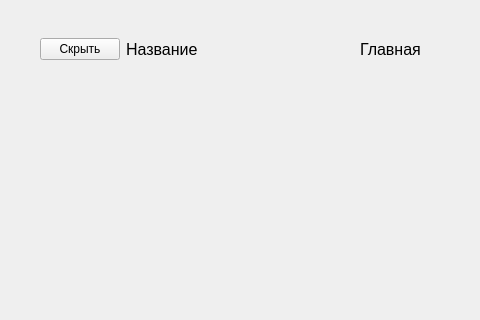
Above: VendingFranchisorDesktop/mainwindow.ui from FlerkenArtem/Vending before the change; both pictures show x 203 to 683 and y 0 to 320 of the 800 by 600 pixel window. Below: the same form after it.
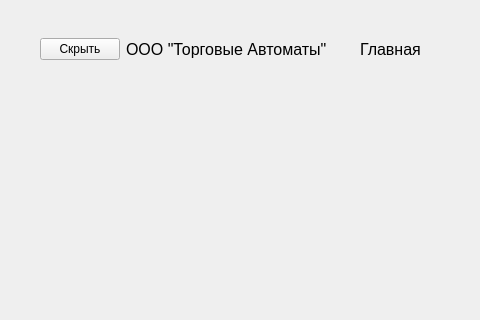
That is the form after the change. Custom widgets are drawn as their Qt base class.

Patch:
```diff
--- a/VendingFranchisorDesktop/mainwindow.ui
+++ b/VendingFranchisorDesktop/mainwindow.ui
@@ -69,7 +69,7 @@
          </font>
         </property>
         <property name="text">
-         <string>Название</string>
+         <string>ООО &quot;Торговые Автоматы&quot;</string>
         </property>
        </widget>
       </item>
```
